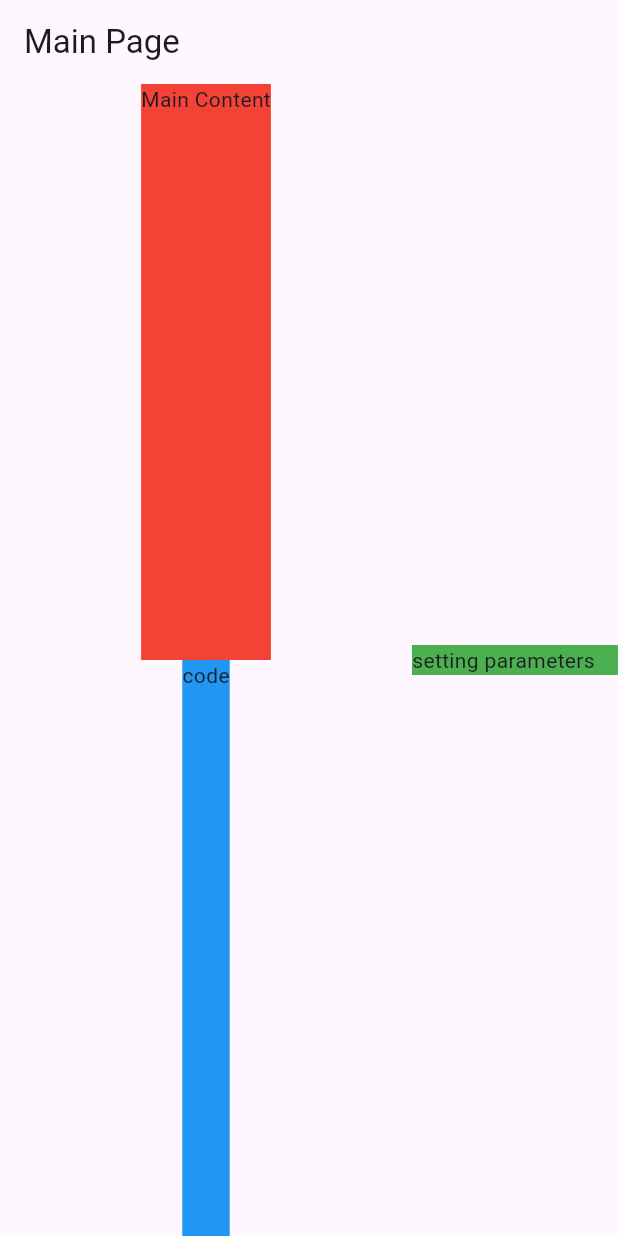
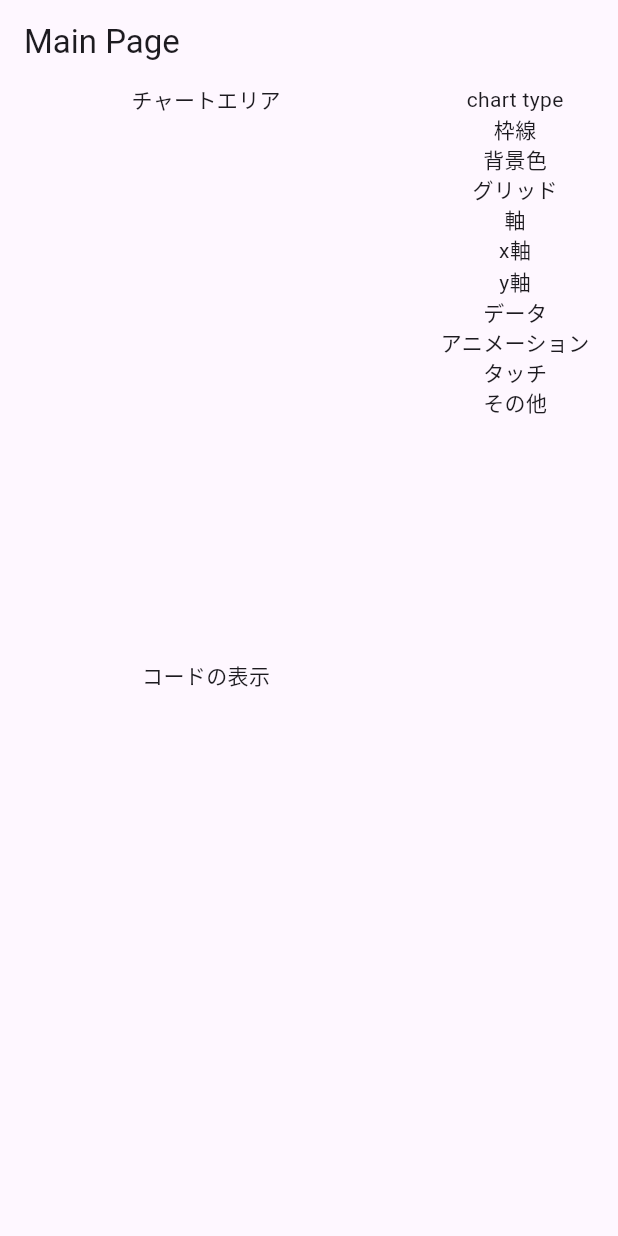
Before and after one commit to otaku1123/study-fl-chart, a Flutter app: the screen it shows after launch, on a phone screen of 412 x 824 dp. Run offline on Flutter 3.47's test engine with Material 3 defaults, Android fonts, the phone set to English and light mode, and no system bars.

Commit message:
Widgetを分割する

```diff
--- a/lib/main_page.dart
+++ b/lib/main_page.dart
@@ -1,3 +1,6 @@
+import 'package:fl_chart_sample/widget/chart_area_widget.dart';
+import 'package:fl_chart_sample/widget/code_preview_widget.dart';
+import 'package:fl_chart_sample/widget/setting_widget.dart';
 import 'package:flutter/material.dart';
 
 class MainPage extends StatelessWidget {
@@ -18,27 +21,18 @@ class MainPage extends StatelessWidget {
                 children: [
                   Expanded(
                     flex: 1,
-                    child: Container(
-                      color: Colors.red,
-                      child: const Text('Main Content'),
-                    ),
+                    child: ChartAreaWidget(),
                   ),
                   Expanded(
                     flex: 1,
-                    child: Container(
-                      color: Colors.blue,
-                      child: const Text('code'),
-                    ),
+                    child: CodePreviewWidget(),
                   ),
                 ],
               ),
             ),
             Expanded(
               flex: 1,
-              child: Container(
-                color: Colors.green,
-                child: Text('setting parameters'),
-              ),
+              child: SettingWidget(),
             ),
           ],
         ),
--- /dev/null
+++ b/lib/widget/chart_area_widget.dart
@@ -0,0 +1,10 @@
+import 'package:flutter/material.dart';
+
+class ChartAreaWidget extends StatelessWidget {
+  const ChartAreaWidget({super.key});
+
+  @override
+  Widget build(BuildContext context) {
+    return const Text('チャートエリア');
+  }
+}
--- /dev/null
+++ b/lib/widget/code_preview_widget.dart
@@ -0,0 +1,10 @@
+import 'package:flutter/material.dart';
+
+class CodePreviewWidget extends StatelessWidget {
+  const CodePreviewWidget({super.key});
+
+  @override
+  Widget build(BuildContext context) {
+    return const Text('コードの表示');
+  }
+}
--- /dev/null
+++ b/lib/widget/setting_widget.dart
@@ -0,0 +1,24 @@
+import 'package:flutter/material.dart';
+
+class SettingWidget extends StatelessWidget {
+  const SettingWidget({super.key});
+
+  @override
+  Widget build(BuildContext context) {
+    return Column(
+      children: [
+        Text('chart type'),
+        Text('枠線'),
+        Text('背景色'),
+        Text('グリッド'),
+        Text('軸'),
+        Text('x軸'),
+        Text('y軸'),
+        Text('データ'),
+        Text('アニメーション'),
+        Text('タッチ'),
+        Text('その他'),
+      ],
+    );
+  }
+}
```
